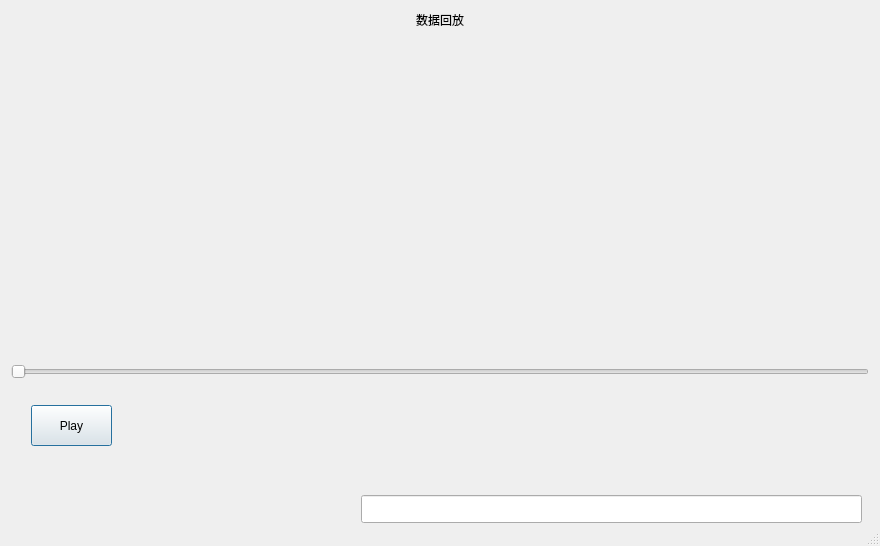
First picture: the form in ICUWin/ICUWin/datareplay.ui, repository zhouge94/ICU_Monitor, before the edit.
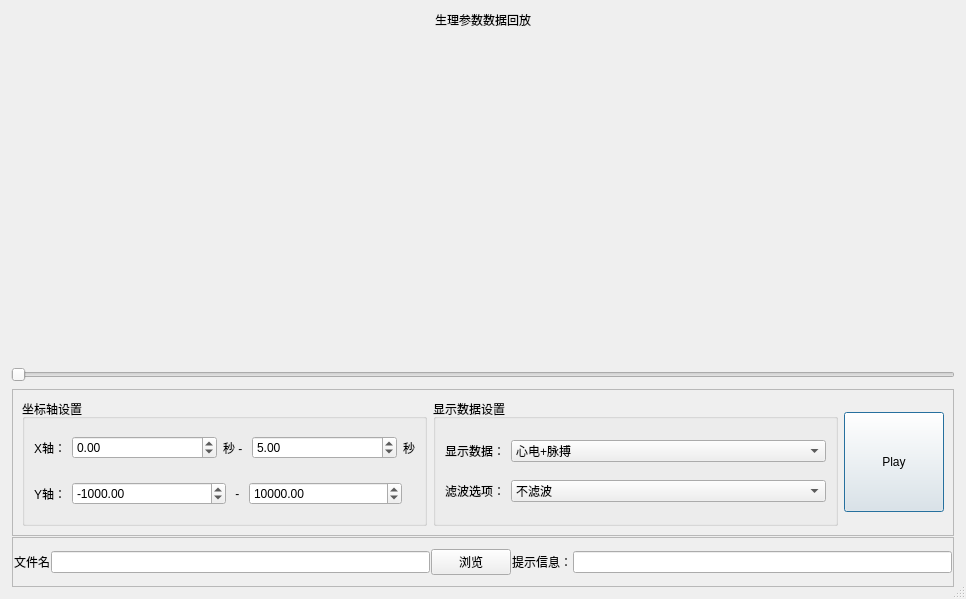
Second picture: the form after the edit. Custom widgets are drawn as their Qt base class.

```diff
--- a/ICUWin/ICUWin/datareplay.ui
+++ b/ICUWin/ICUWin/datareplay.ui
@@ -6,13 +6,16 @@
    <rect>
     <x>0</x>
     <y>0</y>
-    <width>880</width>
-    <height>546</height>
+    <width>966</width>
+    <height>599</height>
    </rect>
   </property>
   <property name="windowTitle">
    <string>DataReplay</string>
   </property>
+  <property name="styleSheet">
+   <string notr="true">font: 16pt &quot;Ubuntu&quot;;</string>
+  </property>
   <property name="sizeGripEnabled">
    <bool>true</bool>
   </property>
@@ -29,7 +32,7 @@
       </sizepolicy>
      </property>
      <property name="text">
-      <string>数据回放</string>
+      <string>生理参数数据回放</string>
      </property>
      <property name="alignment">
       <set>Qt::AlignCenter</set>
@@ -51,32 +54,322 @@
      <property name="maximumSize">
       <size>
        <width>16777215</width>
-       <height>150</height>
+       <height>200</height>
       </size>
      </property>
-     <widget class="QPushButton" name="Bt_Play">
-      <property name="geometry">
-       <rect>
-        <x>20</x>
-        <y>20</y>
-        <width>81</width>
-        <height>41</height>
-       </rect>
+     <layout class="QVBoxLayout" name="verticalLayout_2">
+      <property name="spacing">
+       <number>1</number>
       </property>
-      <property name="text">
-       <string>Play</string>
+      <property name="leftMargin">
+       <number>1</number>
       </property>
-     </widget>
-     <widget class="QLineEdit" name="Ed_info">
-      <property name="geometry">
-       <rect>
-        <x>350</x>
-        <y>110</y>
-        <width>501</width>
-        <height>28</height>
-       </rect>
+      <property name="topMargin">
+       <number>1</number>
       </property>
-     </widget>
+      <property name="rightMargin">
+       <number>1</number>
+      </property>
+      <property name="bottomMargin">
+       <number>1</number>
+      </property>
+      <item>
+       <widget class="QFrame" name="frame">
+        <property name="frameShape">
+         <enum>QFrame::StyledPanel</enum>
+        </property>
+        <property name="frameShadow">
+         <enum>QFrame::Raised</enum>
+        </property>
+        <layout class="QHBoxLayout" name="horizontalLayout_4">
+         <item>
+          <widget class="QGroupBox" name="groupBox">
+           <property name="title">
+            <string>坐标轴设置</string>
+           </property>
+           <layout class="QVBoxLayout" name="verticalLayout_3">
+            <item>
+             <layout class="QHBoxLayout" name="horizontalLayout_2">
+              <item>
+               <widget class="QLabel" name="label_3">
+                <property name="sizePolicy">
+                 <sizepolicy hsizetype="Fixed" vsizetype="Preferred">
+                  <horstretch>0</horstretch>
+                  <verstretch>0</verstretch>
+                 </sizepolicy>
+                </property>
+                <property name="text">
+                 <string>X轴：</string>
+                </property>
+               </widget>
+              </item>
+              <item>
+               <widget class="QDoubleSpinBox" name="doubleSpinBox">
+                <property name="minimum">
+                 <double>-1000000.000000000000000</double>
+                </property>
+                <property name="maximum">
+                 <double>10000000.000000000000000</double>
+                </property>
+               </widget>
+              </item>
+              <item>
+               <widget class="QLabel" name="label_4">
+                <property name="sizePolicy">
+                 <sizepolicy hsizetype="Fixed" vsizetype="Preferred">
+                  <horstretch>0</horstretch>
+                  <verstretch>0</verstretch>
+                 </sizepolicy>
+                </property>
+                <property name="text">
+                 <string>秒 - </string>
+                </property>
+               </widget>
+              </item>
+              <item>
+               <widget class="QDoubleSpinBox" name="doubleSpinBox_2">
+                <property name="minimum">
+                 <double>-1000000.000000000000000</double>
+                </property>
+                <property name="maximum">
+                 <double>10000000.000000000000000</double>
+                </property>
+                <property name="value">
+                 <double>5.000000000000000</double>
+                </property>
+               </widget>
+              </item>
+              <item>
+               <widget class="QLabel" name="label_5">
+                <property name="sizePolicy">
+                 <sizepolicy hsizetype="Fixed" vsizetype="Preferred">
+                  <horstretch>0</horstretch>
+                  <verstretch>0</verstretch>
+                 </sizepolicy>
+                </property>
+                <property name="text">
+                 <string>秒</string>
+                </property>
+               </widget>
+              </item>
+             </layout>
+            </item>
+            <item>
+             <layout class="QHBoxLayout" name="horizontalLayout_3">
+              <item>
+               <widget class="QLabel" name="label_6">
+                <property name="sizePolicy">
+                 <sizepolicy hsizetype="Fixed" vsizetype="Preferred">
+                  <horstretch>0</horstretch>
+                  <verstretch>0</verstretch>
+                 </sizepolicy>
+                </property>
+                <property name="text">
+                 <string>Y轴：</string>
+                </property>
+               </widget>
+              </item>
+              <item>
+               <widget class="QDoubleSpinBox" name="doubleSpinBox_3">
+                <property name="minimum">
+                 <double>-1000000.000000000000000</double>
+                </property>
+                <property name="maximum">
+                 <double>10000000.000000000000000</double>
+                </property>
+                <property name="value">
+                 <double>-1000.000000000000000</double>
+                </property>
+               </widget>
+              </item>
+              <item>
+               <widget class="QLabel" name="label_7">
+                <property name="sizePolicy">
+                 <sizepolicy hsizetype="Fixed" vsizetype="Preferred">
+                  <horstretch>0</horstretch>
+                  <verstretch>0</verstretch>
+                 </sizepolicy>
+                </property>
+                <property name="text">
+                 <string> - </string>
+                </property>
+               </widget>
+              </item>
+              <item>
+               <widget class="QDoubleSpinBox" name="doubleSpinBox_4">
+                <property name="minimum">
+                 <double>-1000000.000000000000000</double>
+                </property>
+                <property name="maximum">
+                 <double>10000000.000000000000000</double>
+                </property>
+                <property name="value">
+                 <double>10000.000000000000000</double>
+                </property>
+               </widget>
+              </item>
+              <item>
+               <widget class="QLabel" name="label_8">
+                <property name="sizePolicy">
+                 <sizepolicy hsizetype="Fixed" vsizetype="Preferred">
+                  <horstretch>0</horstretch>
+                  <verstretch>0</verstretch>
+                 </sizepolicy>
+                </property>
+                <property name="text">
+                 <string/>
+                </property>
+               </widget>
+              </item>
+             </layout>
+            </item>
+           </layout>
+          </widget>
+         </item>
+         <item>
+          <widget class="QGroupBox" name="groupBox_2">
+           <property name="title">
+            <string>显示数据设置</string>
+           </property>
+           <layout class="QVBoxLayout" name="verticalLayout_4">
+            <item>
+             <layout class="QHBoxLayout" name="horizontalLayout_5">
+              <item>
+               <widget class="QLabel" name="label_9">
+                <property name="sizePolicy">
+                 <sizepolicy hsizetype="Fixed" vsizetype="Preferred">
+                  <horstretch>0</horstretch>
+                  <verstretch>0</verstretch>
+                 </sizepolicy>
+                </property>
+                <property name="text">
+                 <string>显示数据：</string>
+                </property>
+               </widget>
+              </item>
+              <item>
+               <widget class="QComboBox" name="comboBox">
+                <item>
+                 <property name="text">
+                  <string>心电+脉搏</string>
+                 </property>
+                </item>
+               </widget>
+              </item>
+             </layout>
+            </item>
+            <item>
+             <layout class="QHBoxLayout" name="horizontalLayout_6">
+              <item>
+               <widget class="QLabel" name="label_10">
+                <property name="sizePolicy">
+                 <sizepolicy hsizetype="Fixed" vsizetype="Preferred">
+                  <horstretch>0</horstretch>
+                  <verstretch>0</verstretch>
+                 </sizepolicy>
+                </property>
+                <property name="text">
+                 <string>滤波选项：</string>
+                </property>
+               </widget>
+              </item>
+              <item>
+               <widget class="QComboBox" name="comboBox_2">
+                <item>
+                 <property name="text">
+                  <string>不滤波</string>
+                 </property>
+                </item>
+               </widget>
+              </item>
+             </layout>
+            </item>
+           </layout>
+          </widget>
+         </item>
+         <item>
+          <widget class="QPushButton" name="Bt_Play">
+           <property name="sizePolicy">
+            <sizepolicy hsizetype="Preferred" vsizetype="Preferred">
+             <horstretch>0</horstretch>
+             <verstretch>0</verstretch>
+            </sizepolicy>
+           </property>
+           <property name="maximumSize">
+            <size>
+             <width>100</width>
+             <height>100</height>
+            </size>
+           </property>
+           <property name="text">
+            <string>Play</string>
+           </property>
+          </widget>
+         </item>
+        </layout>
+       </widget>
+      </item>
+      <item>
+       <widget class="QFrame" name="frame_2">
+        <property name="maximumSize">
+         <size>
+          <width>16777215</width>
+          <height>50</height>
+         </size>
+        </property>
+        <property name="frameShape">
+         <enum>QFrame::StyledPanel</enum>
+        </property>
+        <property name="frameShadow">
+         <enum>QFrame::Raised</enum>
+        </property>
+        <layout class="QHBoxLayout" name="horizontalLayout">
+         <property name="spacing">
+          <number>1</number>
+         </property>
+         <property name="leftMargin">
+          <number>1</number>
+         </property>
+         <property name="topMargin">
+          <number>1</number>
+         </property>
+         <property name="rightMargin">
+          <number>1</number>
+         </property>
+         <property name="bottomMargin">
+          <number>1</number>
+         </property>
+         <item>
+          <widget class="QLabel" name="label_11">
+           <property name="text">
+            <string>文件名</string>
+           </property>
+          </widget>
+         </item>
+         <item>
+          <widget class="QLineEdit" name="lineEdit"/>
+         </item>
+         <item>
+          <widget class="QPushButton" name="pushButton">
+           <property name="text">
+            <string>浏览</string>
+           </property>
+          </widget>
+         </item>
+         <item>
+          <widget class="QLabel" name="label_2">
+           <property name="text">
+            <string>提示信息：</string>
+           </property>
+          </widget>
+         </item>
+         <item>
+          <widget class="QLineEdit" name="Ed_info"/>
+         </item>
+        </layout>
+       </widget>
+      </item>
+     </layout>
     </widget>
    </item>
   </layout>
```
